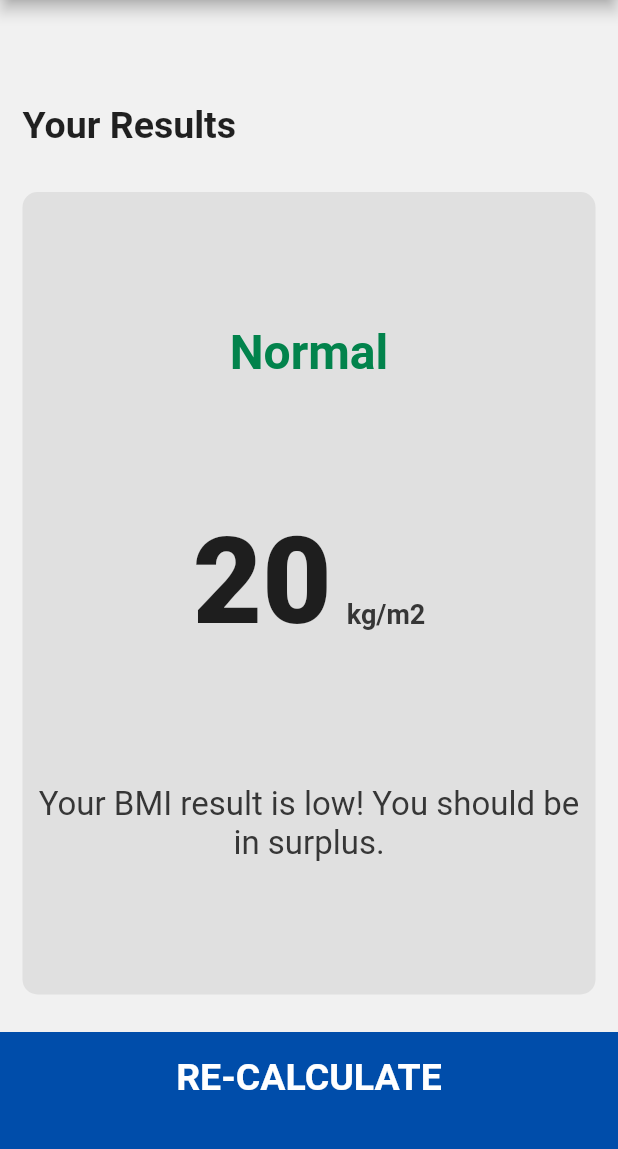
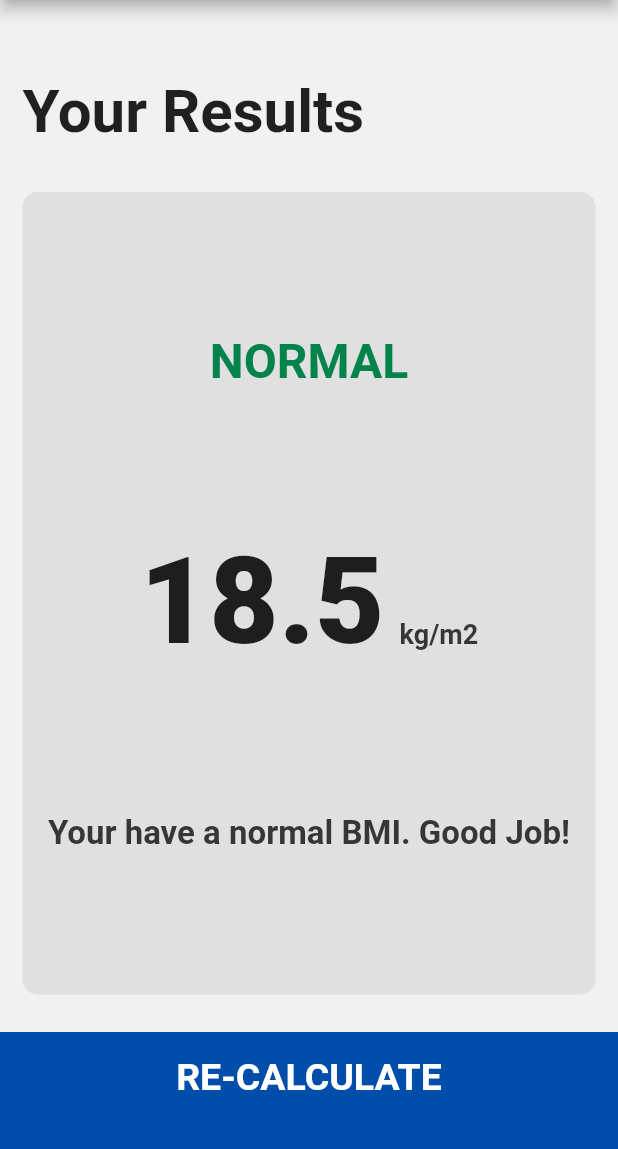
Before and after one commit to rohitpanchalll/bmicalculator-flutter, a Flutter app: the screen it shows after launch, after a tap on "CALCULATE", on a phone screen of 412 x 824 dp, the part 84-1233 px from its top. Run offline on Flutter 3.47's test engine with Material 2 defaults, Android fonts, the phone set to English and light mode, and no system bars; our stand-ins replace font_awesome_flutter.

Commit message:
added calculator functionality

```diff
--- /dev/null
+++ b/lib/calculatorbrain.dart
@@ -0,0 +1,34 @@
+import 'dart:math';
+
+class CalculatorBrain {
+  CalculatorBrain({this.height, this.weight});
+
+  final int height;
+  final int weight;
+  double _bmi;
+
+  String calculateBMI() {
+    _bmi = weight / pow(height / 100, 2);
+    return _bmi.toStringAsFixed(1);
+  }
+
+  String getResult() {
+    if (_bmi >= 25) {
+      return "Overweight";
+    } else if (_bmi > 18.5) {
+      return "Normal";
+    } else {
+      return "Underweight";
+    }
+  }
+
+  String getInterpretation() {
+    if (_bmi >= 25) {
+      return "You have a higher BMI! Be in a caloric deficit and exercise more.";
+    } else if (_bmi > 18.5) {
+      return "Your have a normal BMI. Good Job!";
+    } else {
+      return "You have a lower BMI! Be in a caloric surplus and can eat more.";
+    }
+  }
+}
--- a/lib/constants.dart
+++ b/lib/constants.dart
@@ -19,7 +19,7 @@ const kLargeButtonTextStyle =
     TextStyle(fontSize: 25.0, fontWeight: FontWeight.bold);
 
 const kTitleTextStyle = TextStyle(
-    fontSize: 25.0, fontWeight: FontWeight.bold, color: Colors.black87);
+    fontSize: 40.0, fontWeight: FontWeight.bold, color: Colors.black87);
 
 const kResultsTextStyle = TextStyle(
     color: Color(0xFF02834C), fontSize: 32.0, fontWeight: FontWeight.bold);
@@ -28,4 +28,4 @@ const kBmiTextStyle = TextStyle(
     fontWeight: FontWeight.w900, fontSize: 80.0, color: Colors.black87);
 
 const kBodyTextStyle = TextStyle(
-    fontSize: 22.0, fontWeight: FontWeight.normal, color: Color(0xFF363636));
+    fontSize: 22.0, fontWeight: FontWeight.bold, color: Color(0xFF363636));
--- a/lib/screens/input_page.dart
+++ b/lib/screens/input_page.dart
@@ -1,3 +1,4 @@
+import 'package:bmi_calculator/calculatorbrain.dart';
 import 'package:bmi_calculator/screens/resultspage.dart';
 import 'package:flutter/material.dart';
 import 'package:font_awesome_flutter/font_awesome_flutter.dart';
@@ -234,10 +235,16 @@ class _InputPageState extends State<InputPage> {
           BottomButton(
             buttonTitle: 'CALCULATE',
             onTap: () {
+              CalculatorBrain calc =
+                  CalculatorBrain(height: height, weight: weight);
               Navigator.push(
                 context,
                 MaterialPageRoute(
-                  builder: (context) => ResultsPage(),
+                  builder: (context) => ResultsPage(
+                    bmiResult: calc.calculateBMI(),
+                    resultText: calc.getResult(),
+                    interpretation: calc.getInterpretation(),
+                  ),
                 ),
               );
             },
--- a/lib/screens/resultspage.dart
+++ b/lib/screens/resultspage.dart
@@ -4,6 +4,15 @@ import 'package:bmi_calculator/constants.dart';
 import 'package:flutter/material.dart';
 
 class ResultsPage extends StatelessWidget {
+  ResultsPage(
+      {@required this.bmiResult,
+      @required this.resultText,
+      @required this.interpretation});
+
+  final String bmiResult;
+  final String resultText;
+  final String interpretation;
+
   @override
   Widget build(BuildContext context) {
     return Scaffold(
@@ -38,7 +47,7 @@ class ResultsPage extends StatelessWidget {
                 crossAxisAlignment: CrossAxisAlignment.center,
                 children: [
                   Text(
-                    "Normal",
+                    resultText.toUpperCase(),
                     style: kResultsTextStyle,
                   ),
                   Row(
@@ -47,7 +56,7 @@ class ResultsPage extends StatelessWidget {
                     textBaseline: TextBaseline.alphabetic,
                     children: [
                       Text(
-                        "20",
+                        bmiResult,
                         style: kBmiTextStyle,
                       ),
                       SizedBox(
@@ -59,7 +68,7 @@ class ResultsPage extends StatelessWidget {
                       )
                     ],
                   ),
-                  Text("Your BMI result is low! You should be in surplus.",
+                  Text(interpretation,
                       style: kBodyTextStyle, textAlign: TextAlign.center),
                 ],
               ),
```
